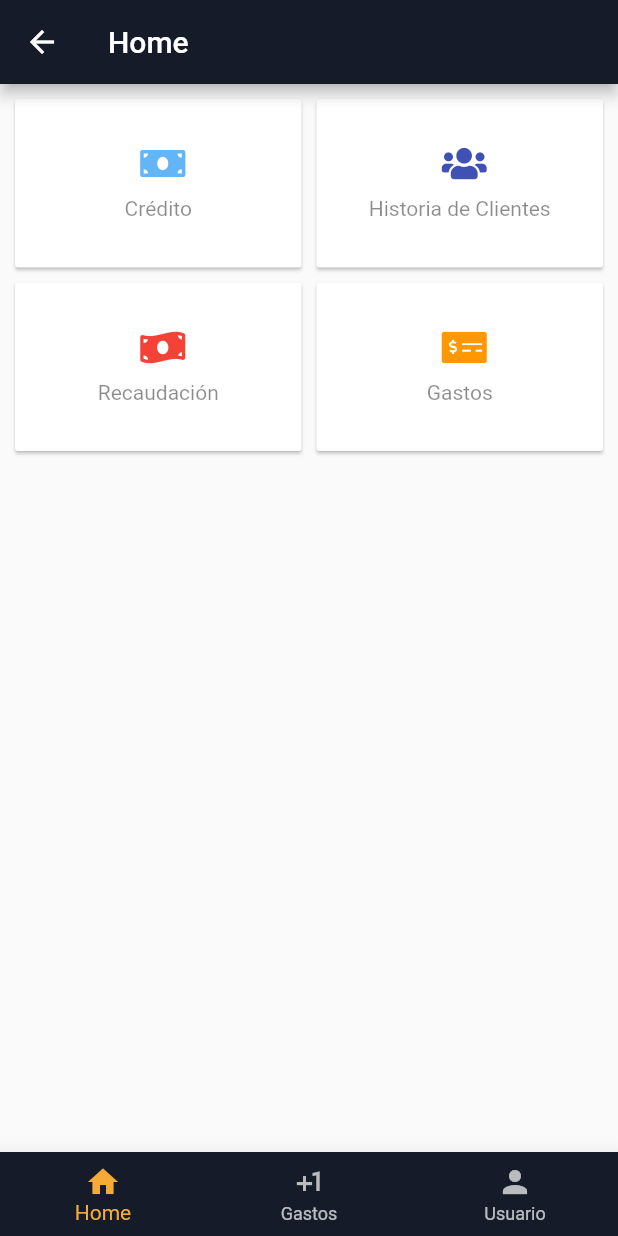
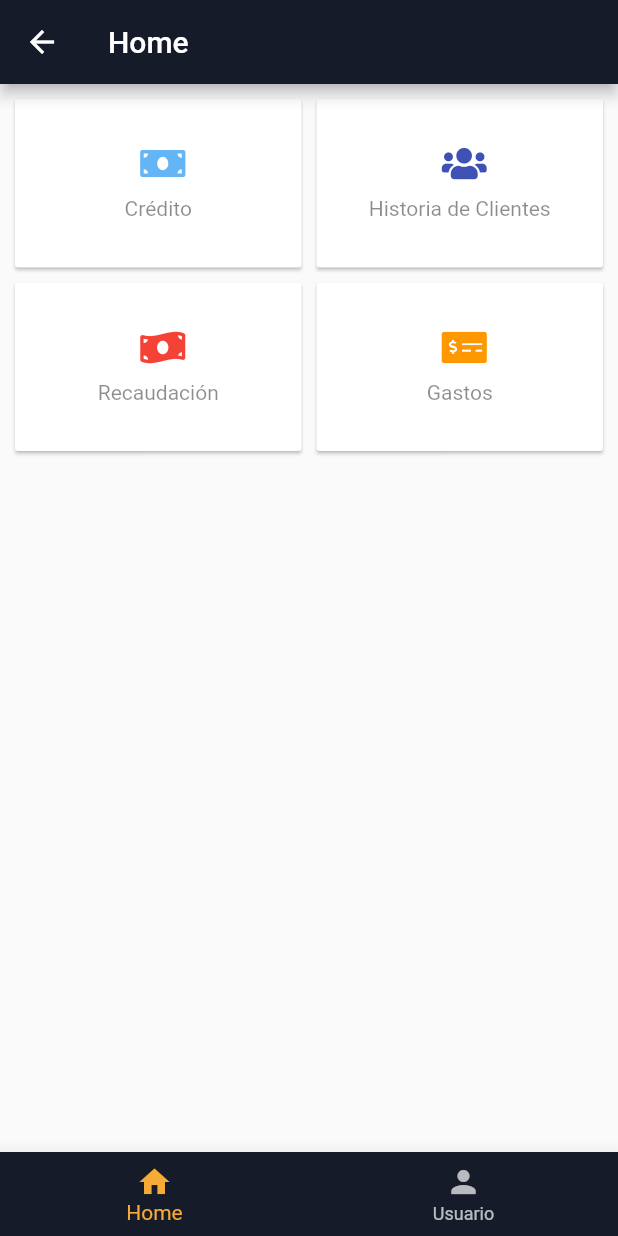
Before and after one commit to danielguaycha/pagosapp, a Flutter app: the HomePage screen opened by its route, on a phone screen of 412 x 824 dp. Run offline on Flutter 3.47's test engine with Material 2 defaults, Android fonts, the phone set to English and light mode, and no system bars; our stand-ins replace backdrop, cached_network_image, contacts_service, dio, expandable, flutter_image_compress and 9 more; missing offline and left inert: autocomplete_textfield, dio_http_cache, easy_alert, share_it; accounts and stored records are empty; statements that could not run were skipped.

```diff
--- a/lib/src/pages/home_page.dart
+++ b/lib/src/pages/home_page.dart
@@ -68,10 +68,6 @@ class _HomePageState extends State<HomePage> {
             title: Text("Home"),
           ),
           BottomNavigationBarItem(
-            icon: new Icon(Icons.plus_one),
-            title: Text("Gastos"),
-          ),
-          BottomNavigationBarItem(
               icon: Icon(Icons.person),
               title: Text('Usuario')
           )
```
